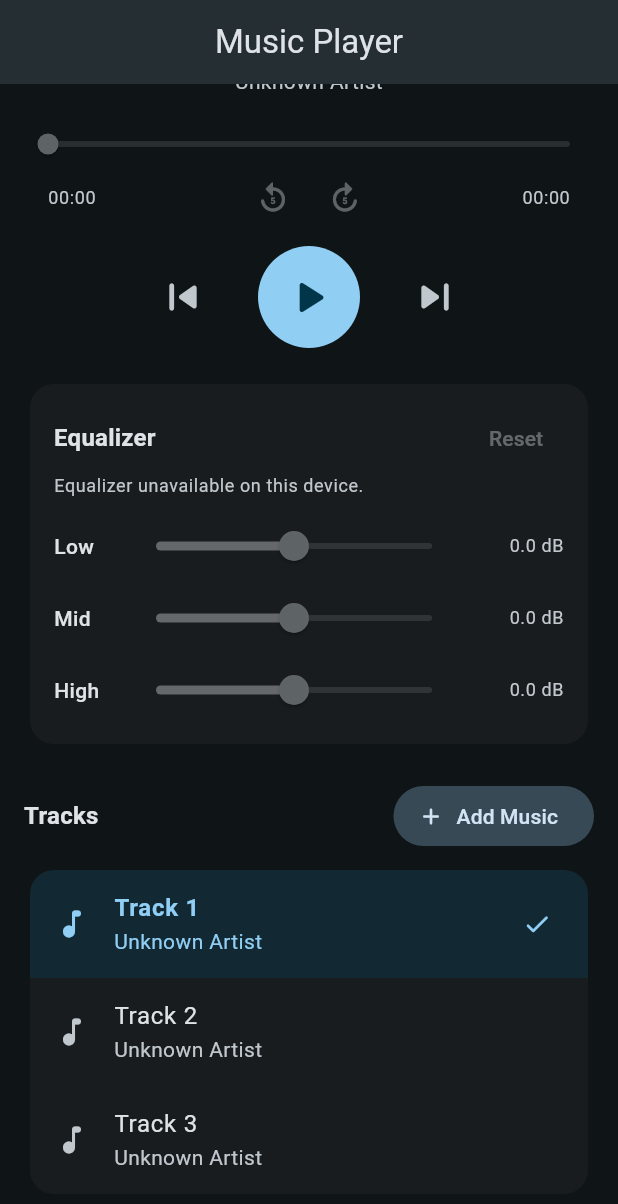
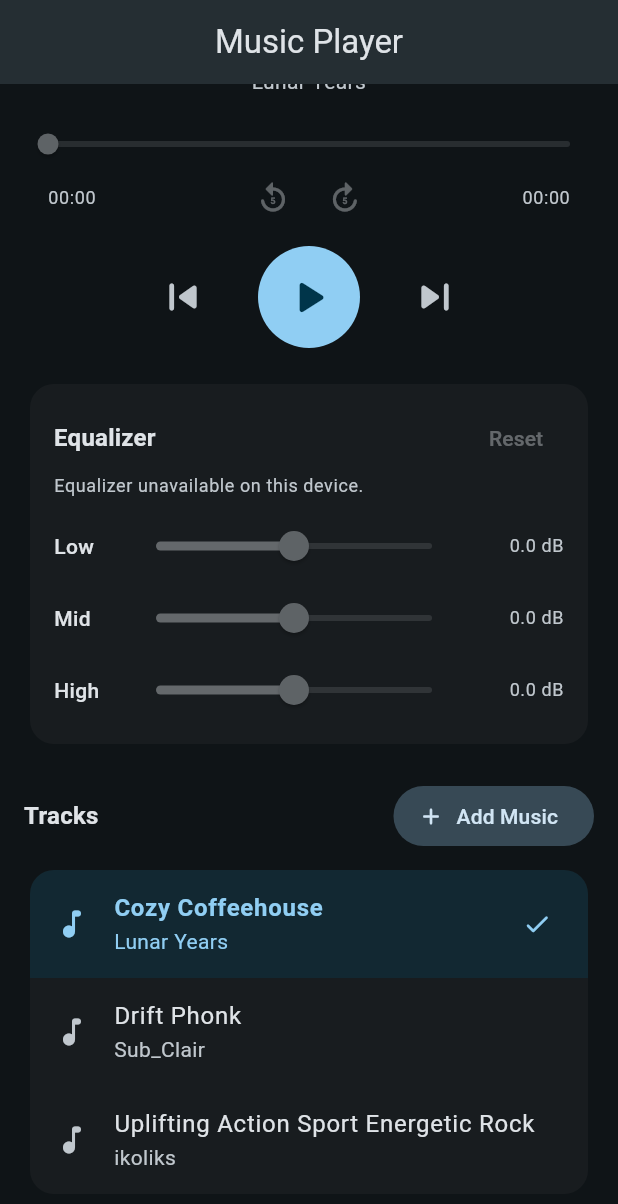
Before and after one commit to Sachin-Ananthakrishna/music_player, a Flutter app: the screen it shows after launch, scrolled down 216 dp, on a phone screen of 412 x 824 dp. Shown: the top 1204 px of the screen. Run offline on Flutter 3.47's test engine with Material 3 defaults, Android fonts, the phone set to English and light mode, and no system bars; our stand-ins replace file_picker, just_audio, just_audio_background.

Commit message:
Documentation changes

```diff
--- a/lib/models/track.dart
+++ b/lib/models/track.dart
@@ -1,5 +1,4 @@
-/// A single playable audio track, either bundled as an asset or picked from
-/// the user's device.
+/// A single playable audio track, either bundled as an asset or picked from the user's device.
 class Track {
   /// Display title of the track.
   final String title;
--- a/lib/services/audio_player_service.dart
+++ b/lib/services/audio_player_service.dart
@@ -7,21 +7,20 @@ import 'package:just_audio_background/just_audio_background.dart';
 import '../models/track.dart';
 
 /// Bundled tracks shipped in assets/audio/. Titles and artist labels are static
-/// because these asset files do not expose runtime ID3 metadata.
 const List<Track> _bundledTracks = [
   Track(
-    title: 'Track 1',
-    artist: 'Unknown Artist',
+    title: 'Cozy Coffeehouse',
+    artist: 'Lunar Years',
     path: 'assets/audio/track1.mp3',
   ),
   Track(
-    title: 'Track 2',
-    artist: 'Unknown Artist',
+    title: 'Drift Phonk',
+    artist: 'Sub_Clair',
     path: 'assets/audio/track2.mp3',
   ),
   Track(
-    title: 'Track 3',
-    artist: 'Unknown Artist',
+    title: 'Uplifting Action Sport Energetic Rock',
+    artist: 'ikoliks',
     path: 'assets/audio/track3.mp3',
   ),
 ];
@@ -36,11 +35,9 @@ const Set<String> _supportedExtensions = {
   'opus',
 };
 
-/// Manages audio playback, playlist state, Android media notifications, and
-/// the native Android 3-band equalizer through a single [AudioPlayer].
+/// Manages audio playback, playlist state, Android media notifications, and the native Android 3-band equalizer through a single [AudioPlayer].
 class AudioPlayerService extends ChangeNotifier {
-  /// Non-null on Android; null on other platforms where AndroidEqualizer is
-  /// unsupported.
+  /// Non-null on Android; null on other platforms where AndroidEqualizer is unsupported.
   final AndroidEqualizer? _equalizer;
 
   late final AudioPlayer _player;
@@ -48,8 +45,7 @@ class AudioPlayerService extends ChangeNotifier {
   final List<Track> _tracks = List.of(_bundledTracks);
   int _currentIndex = 0;
 
-  // Indices into AndroidEqualizerParameters.bands resolved by proximity to
-  // 250 Hz (Low), 1000 Hz (Mid), and 4000 Hz (High).
+  // Indices into AndroidEqualizerParameters.bands resolved by proximity to 250 Hz (Low), 1000 Hz (Mid), and 4000 Hz (High).
   int _lowBandIndex = -1;
   int _midBandIndex = -1;
   int _highBandIndex = -1;
@@ -95,8 +91,7 @@ class AudioPlayerService extends ChangeNotifier {
   }
 
   Future<void> _initPlayer() async {
-    // Attach AndroidEqualizer to the player's AudioPipeline so it shares the
-    // exact Android audio session ID with ExoPlayer.
+    // Attach AndroidEqualizer to the player's AudioPipeline so it shares the exact Android audio session ID with ExoPlayer.
     final pipeline = AudioPipeline(
       androidAudioEffects: _equalizer != null ? [_equalizer] : [],
     );
@@ -116,8 +111,7 @@ class AudioPlayerService extends ChangeNotifier {
         _duration = dur ?? Duration.zero;
         _safeNotifyListeners();
       }),
-      // Keep _currentIndex in sync when tracks advance automatically or when
-      // the user skips from the Android media notification / lock screen.
+      // Keep _currentIndex in sync when tracks advance automatically or whenthe user skips from the Android media notification / lock screen.
       _player.currentIndexStream.listen((index) {
         if (index != null && index >= 0 && index < _tracks.length) {
           _currentIndex = index;
@@ -140,8 +134,7 @@ class AudioPlayerService extends ChangeNotifier {
     }
   }
 
-  /// Loads the bundled tracks as a playlist so just_audio_background can drive
-  /// notification next/previous actions directly on the single AudioPlayer.
+  /// Loads the bundled tracks as a playlist so just_audio_background can drive notification next/previous actions directly on the single AudioPlayer.
   Future<void> _loadInitialPlaylist() async {
     try {
       await _player.setAudioSources(
@@ -154,8 +147,7 @@ class AudioPlayerService extends ChangeNotifier {
     }
   }
 
-  /// Builds an [AudioSource] tagged with a [MediaItem] as required by
-  /// just_audio_background to populate Android notification metadata.
+  /// Builds an [AudioSource] tagged with a [MediaItem] as required by just_audio_background to populate Android notification metadata.
   AudioSource _toAudioSource(Track track) {
     final mediaItem = MediaItem(
       id: track.path,
@@ -167,8 +159,7 @@ class AudioPlayerService extends ChangeNotifier {
         : AudioSource.file(track.path, tag: mediaItem);
   }
 
-  /// Enables AndroidEqualizer and maps Low/Mid/High to the closest available
-  /// hardware bands on the device.
+  /// Enables AndroidEqualizer and maps Low/Mid/High to the closest available hardware bands on the device.
   Future<void> _initEqualizer() async {
     final eq = _equalizer;
     if (eq == null) return;
@@ -190,8 +181,7 @@ class AudioPlayerService extends ChangeNotifier {
       _equalizerReady = true;
       _safeNotifyListeners();
     } catch (e) {
-      // On emulators or devices without audiofx support, leave _equalizerReady
-      // false so the UI disables EQ controls instead of failing.
+      // On emulators or devices without audiofx support, leave _equalizerReady false so the UI disables EQ controls instead of failing.
       debugPrint('AudioPlayerService: equalizer init failed: $e');
     }
   }
@@ -211,9 +201,7 @@ class AudioPlayerService extends ChangeNotifier {
 
   // ── Playback & playlist controls ──────────────────────────────────────────
 
-  /// Adds a user-selected audio file from the device and starts playing it.
-  /// Returns a user-facing error message if the file is unsupported or fails
-  /// to load, or `null` on success.
+  /// Adds a user-selected audio file from the device and starts playing it. Returns a user-facing error message if the file is unsupported or fails to load, or `null` on success.
   Future<String?> addTrackFromFile(String filePath, String fileName) async {
     final ext = _fileExtension(fileName);
     if (ext.isNotEmpty && !_supportedExtensions.contains(ext)) {
@@ -324,8 +312,7 @@ class AudioPlayerService extends ChangeNotifier {
     }
   }
 
-  /// Restarts the current track if more than 3 s have elapsed; otherwise moves
-  /// to the previous track (wrapping to the last track from index 0).
+  /// Restarts the current track if more than 3 s have elapsed; otherwise moves to the previous track (wrapping to the last track from index 0).
   Future<void> skipToPrevious() async {
     if (_position.inSeconds > 3) {
       await seekTo(Duration.zero);
@@ -385,8 +372,7 @@ class AudioPlayerService extends ChangeNotifier {
       await sub.cancel();
     }
     _subscriptions.clear();
-    // Disposing AudioPlayer releases all attached AudioPipeline effects,
-    // including AndroidEqualizer, and tears down the background audio session.
+    // Disposing AudioPlayer releases all attached AudioPipeline effects, including AndroidEqualizer, and tears down the background audio session.
     await _player.dispose();
     super.dispose();
   }
```
Also changed, not shown: lib/widgets/progress_slider.dart (+2 -5 lines), 1 other file.
